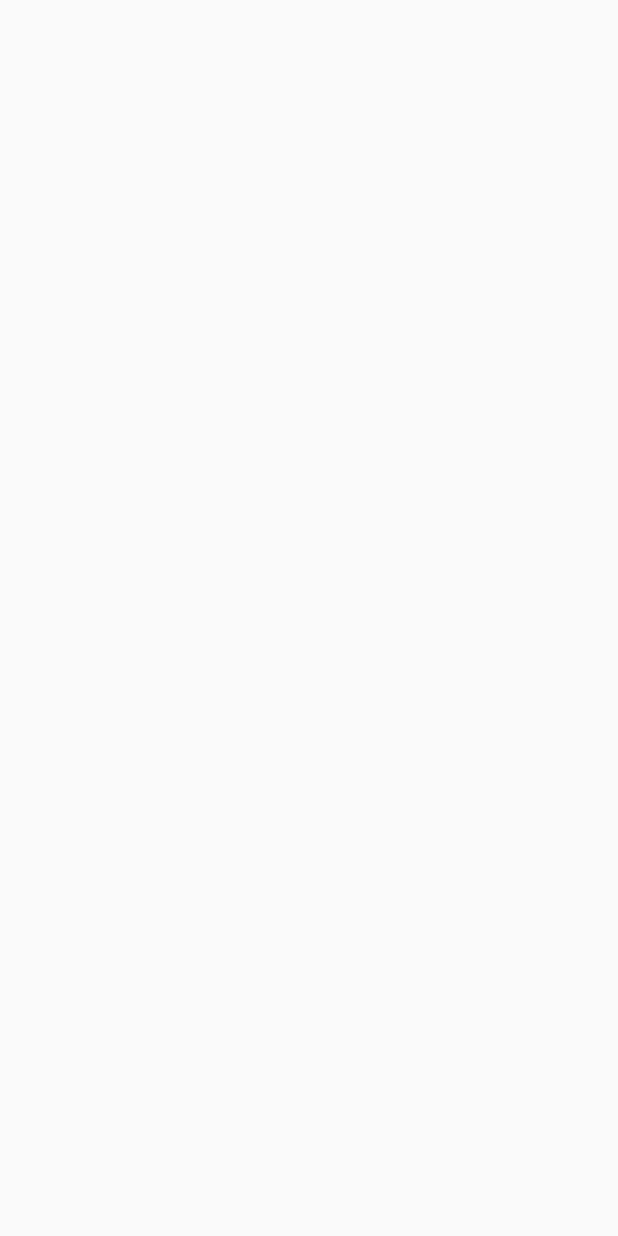
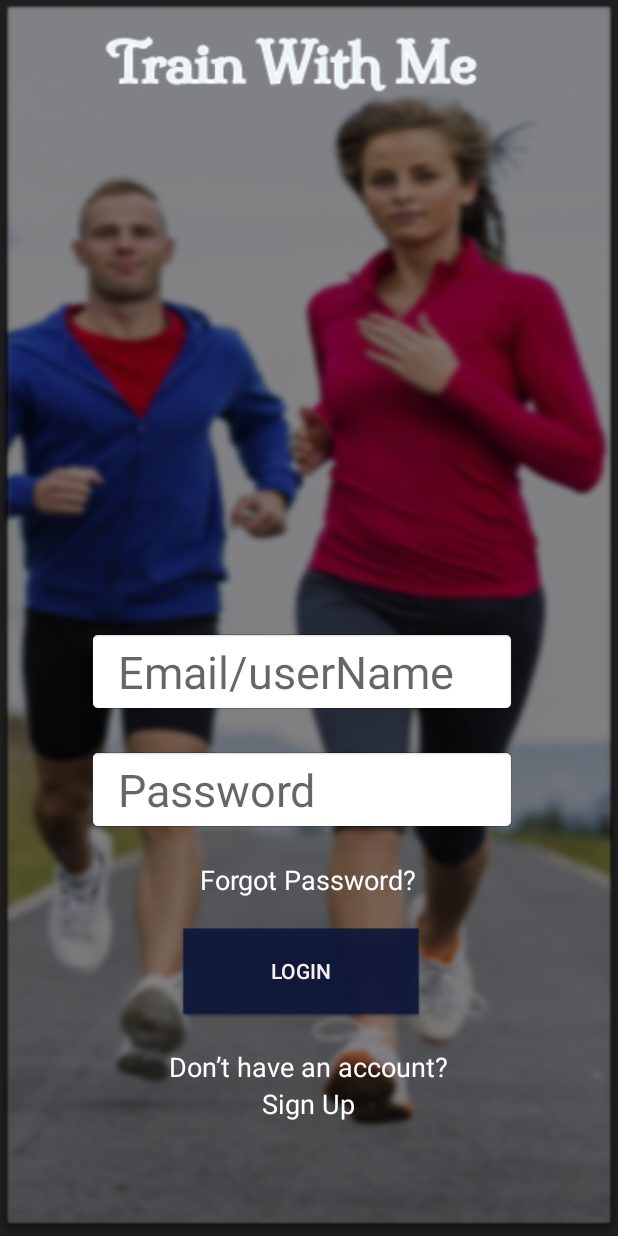
Before and after one commit to yedidya101/TrainWithMeAndroid, an Android app: the SignUp screen opened directly, with no data from a screen before it, on a phone screen of 412 x 824 dp. Before the commit the screen is empty. Run offline under Robolectric (Android 15) with nearby library versions, the phone set to English and light mode, and no system bars.

Commit message:
start workoing on sign up page

```diff
--- a/app/src/main/res/layout/activity_sign_up.xml
+++ b/app/src/main/res/layout/activity_sign_up.xml
@@ -1,9 +1,94 @@
 <?xml version="1.0" encoding="utf-8"?>
-<androidx.constraintlayout.widget.ConstraintLayout xmlns:android="http://schemas.android.com/apk/res/android"
+<LinearLayout xmlns:android="http://schemas.android.com/apk/res/android"
     xmlns:app="http://schemas.android.com/apk/res-auto"
     xmlns:tools="http://schemas.android.com/tools"
     android:layout_width="match_parent"
     android:layout_height="match_parent"
+    android:background="@drawable/back1"
+    android:orientation="vertical"
     tools:context=".SignUp">
 
-</androidx.constraintlayout.widget.ConstraintLayout>
+    <ScrollView
+        android:layout_width="match_parent"
+        android:layout_height="43dp"
+        android:layout_weight="20">
+        <LinearLayout
+            android:layout_width="match_parent"
+            android:layout_height="0dp"
+            android:orientation="vertical">
+            <EditText
+                android:id="@+id/etUserName"
+                android:layout_width="285dp"
+                android:layout_height="55dp"
+                android:layout_gravity="center"
+                android:paddingLeft="20dp"
+                android:layout_marginStart="15dp"
+                android:layout_marginTop="420dp"
+                android:layout_marginEnd="20dp"
+                android:layout_marginBottom="20dp"
+                android:background="@android:drawable/editbox_background_normal"
+                android:hint="Email/userName"
+                android:textSize="30sp" />
+
+            <EditText
+                android:id="@+id/etpassword"
+                android:layout_width="285dp"
+                android:layout_height="55dp"
+                android:layout_gravity="center"
+                android:paddingLeft="20dp"
+                android:layout_marginStart="15dp"
+                android:layout_marginTop="3dp"
+                android:layout_marginEnd="20dp"
+                android:layout_marginBottom="20dp"
+                android:background="@android:drawable/editbox_background_normal"
+                android:hint="Password"
+                android:textSize="30sp" />
+
+            <TextView
+                android:id = "@+id/forgotPasswordButton"
+                android:layout_width = "wrap_content"
+                android:layout_height = "wrap_content"
+                android:layout_gravity = "center"
+                android:gravity = "center"
+                android:text="Forgot Password?"
+                android:textColor = "@color/white"
+                android:textSize = "18dp" />
+
+
+            <Button
+                android:id="@+id/btnLogin"
+                android:textColor = "#F8F0F0"
+                android:layout_width="160dp"
+                android:backgroundTint ="#0C1538"
+                android:layout_height="60dp"
+                android:layout_gravity="center"
+                android:layout_marginTop="20dp"
+                android:layout_marginEnd="5dp"
+                android:layout_marginBottom="20dp"
+                android:background="@android:drawable/editbox_dropdown_dark_frame"
+                android:text="Login" />
+
+
+            <TextView
+                android:id = "@+id/signUptext"
+                android:layout_width = "wrap_content"
+                android:layout_height = "wrap_content"
+                android:layout_gravity = "center"
+                android:gravity = "center"
+                android:text="Don’t have an account?"
+                android:textColor = "@color/white"
+                android:textSize = "18dp" />
+
+            <TextView
+                android:id = "@+id/signUplink"
+                android:layout_width = "wrap_content"
+                android:layout_height = "wrap_content"
+                android:layout_gravity = "center"
+                android:gravity = "center"
+                android:text="Sign Up"
+                android:textColor = "@color/white"
+                android:textSize = "18dp" />
+
+        </LinearLayout>
+    </ScrollView>
+</LinearLayout>
```
